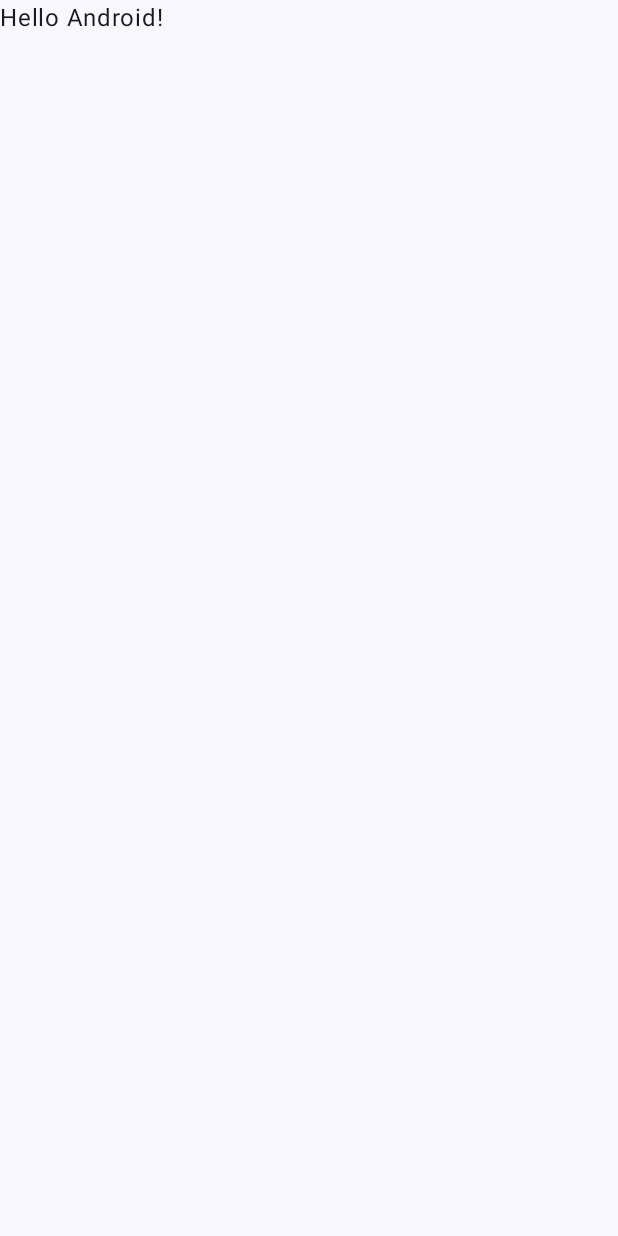
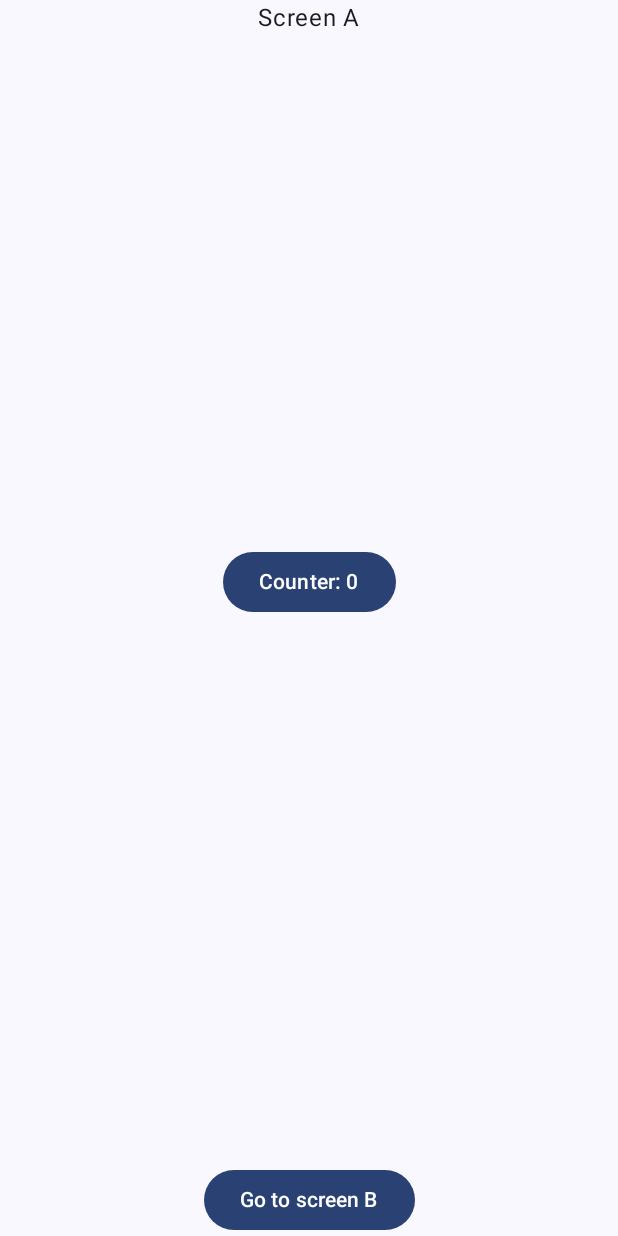
Before and after one commit to philipplackner/AndroidInternals, an Android app built with Jetpack Compose: the screen it shows after launch (MainActivity), on a phone screen of 412 x 824 dp. Before the commit the screen is almost empty. Run offline under Robolectric (Android 15) with nearby library versions, the phone set to English and light mode, and no system bars.

Commit message:
Process death & SavedStateHandle

```diff
--- a/app/build.gradle.kts
+++ b/app/build.gradle.kts
@@ -2,6 +2,7 @@ plugins {
     alias(libs.plugins.android.application)
     alias(libs.plugins.kotlin.android)
     alias(libs.plugins.kotlin.compose)
+    alias(libs.plugins.kotlin.serialization)
 }
 
 android {
@@ -56,4 +57,8 @@ dependencies {
     androidTestImplementation(libs.androidx.ui.test.junit4)
     debugImplementation(libs.androidx.ui.tooling)
     debugImplementation(libs.androidx.ui.test.manifest)
+
+    implementation(libs.androidx.lifecycle.viewmodel.compose)
+    implementation(libs.navigation.compose)
+    implementation(libs.kotlinx.serialization.json)
 }
--- /dev/null
+++ b/app/src/main/java/com/plcoding/androidinternals/CounterViewModel.kt
@@ -0,0 +1,34 @@
+package com.plcoding.androidinternals
+
+import androidx.lifecycle.SavedStateHandle
+import androidx.lifecycle.ViewModel
+import kotlinx.coroutines.flow.MutableStateFlow
+import kotlinx.coroutines.flow.asStateFlow
+import kotlinx.coroutines.flow.update
+
+class CounterViewModel(
+    private val savedStateHandle: SavedStateHandle
+): ViewModel() {
+
+    val counter = savedStateHandle.getStateFlow("counter", 0)
+
+    val greeting = savedStateHandle.get<String>("greeting")
+
+    init {
+        println("The greeting is: $greeting")
+    }
+
+    fun increment() {
+        savedStateHandle.update<Int>("counter") {
+            it + 1
+        }
+    }
+}
+
+inline fun <T> SavedStateHandle.update(key: String, update: (T) -> T) {
+    synchronized(this) {
+        val current = get<T>(key)
+        val updated = update(current ?: return)
+        set(key, updated)
+    }
+}
--- a/app/src/main/java/com/plcoding/androidinternals/MainActivity.kt
+++ b/app/src/main/java/com/plcoding/androidinternals/MainActivity.kt
@@ -4,14 +4,32 @@ import android.os.Bundle
 import androidx.activity.ComponentActivity
 import androidx.activity.compose.setContent
 import androidx.activity.enableEdgeToEdge
+import androidx.compose.foundation.layout.Box
+import androidx.compose.foundation.layout.Column
 import androidx.compose.foundation.layout.fillMaxSize
 import androidx.compose.foundation.layout.padding
+import androidx.compose.material3.Button
 import androidx.compose.material3.Scaffold
 import androidx.compose.material3.Text
 import androidx.compose.runtime.Composable
+import androidx.compose.runtime.LaunchedEffect
+import androidx.compose.runtime.getValue
+import androidx.compose.ui.Alignment
 import androidx.compose.ui.Modifier
 import androidx.compose.ui.tooling.preview.Preview
+import androidx.lifecycle.compose.collectAsStateWithLifecycle
+import androidx.lifecycle.viewmodel.compose.viewModel
+import androidx.navigation.compose.NavHost
+import androidx.navigation.compose.composable
+import androidx.navigation.compose.rememberNavController
 import com.plcoding.androidinternals.ui.theme.AndroidInternalsTheme
+import kotlinx.serialization.Serializable
+
+@Serializable
+data object ScreenA
+
+@Serializable
+data class ScreenB(val greeting: String)
 
 class MainActivity : ComponentActivity() {
     override fun onCreate(savedInstanceState: Bundle?) {
@@ -20,10 +38,69 @@ class MainActivity : ComponentActivity() {
         setContent {
             AndroidInternalsTheme {
                 Scaffold(modifier = Modifier.fillMaxSize()) { innerPadding ->
-                    Greeting(
-                        name = "Android",
-                        modifier = Modifier.padding(innerPadding)
-                    )
+                    val navController = rememberNavController()
+                    NavHost(
+                        navController = navController,
+                        modifier = Modifier
+                            .fillMaxSize()
+                            .padding(innerPadding),
+                        startDestination = ScreenA
+                    ) {
+                        composable<ScreenA> {
+                            val viewModel = viewModel<CounterViewModel>()
+                            val counter by viewModel.counter.collectAsStateWithLifecycle()
+
+                            val screenBCounter by it.savedStateHandle.getStateFlow(
+                                "screen_b_counter",
+                                0
+                            ).collectAsStateWithLifecycle()
+
+                            LaunchedEffect(true) {
+                                println("The counter on screen B was $screenBCounter")
+                            }
+
+                            Column(
+                                horizontalAlignment = Alignment.CenterHorizontally
+                            ) {
+                                CounterUi(
+                                    screenName = "Screen A",
+                                    counter = counter,
+                                    onIncrementClick = viewModel::increment,
+                                    modifier = Modifier.weight(1f)
+                                )
+                                Button(
+                                    onClick = {
+                                        navController.navigate(ScreenB("Hello world!"))
+                                    },
+                                ) {
+                                    Text("Go to screen B")
+                                }
+                            }
+                        }
+
+                        composable<ScreenB> {
+                            val viewModel = viewModel<CounterViewModel>()
+                            val counter by viewModel.counter.collectAsStateWithLifecycle()
+
+                            LaunchedEffect(counter) {
+                                navController
+                                    .previousBackStackEntry
+                                    ?.savedStateHandle
+                                    ?.set("screen_b_counter", counter)
+                            }
+
+                            Column {
+                                CounterUi(
+                                    screenName = "Screen B",
+                                    counter = counter,
+                                    onIncrementClick = {
+                                        viewModel.increment()
+                                    },
+                                    modifier = Modifier.weight(1f)
+                                )
+                            }
+                        }
+                    }
                 }
             }
         }
@@ -31,17 +108,24 @@ class MainActivity : ComponentActivity() {
 }
 
 @Composable
-fun Greeting(name: String, modifier: Modifier = Modifier) {
-    Text(
-        text = "Hello $name!",
+fun CounterUi(
+    screenName: String,
+    counter: Int,
+    onIncrementClick: () -> Unit,
+    modifier: Modifier = Modifier
+) {
+    Box(
         modifier = modifier
-    )
-}
-
-@Preview(showBackground = true)
-@Composable
-fun GreetingPreview() {
-    AndroidInternalsTheme {
-        Greeting("Android")
+            .fillMaxSize(),
+        contentAlignment = Alignment.Center
+    ) {
+        Text(
+            text = screenName,
+            modifier = Modifier
+                .align(Alignment.TopCenter)
+        )
+        Button(onClick = onIncrementClick) {
+            Text("Counter: $counter")
+        }
     }
 }
```
Also changed, not shown: gradle/libs.versions.toml (+7 -1 lines).
